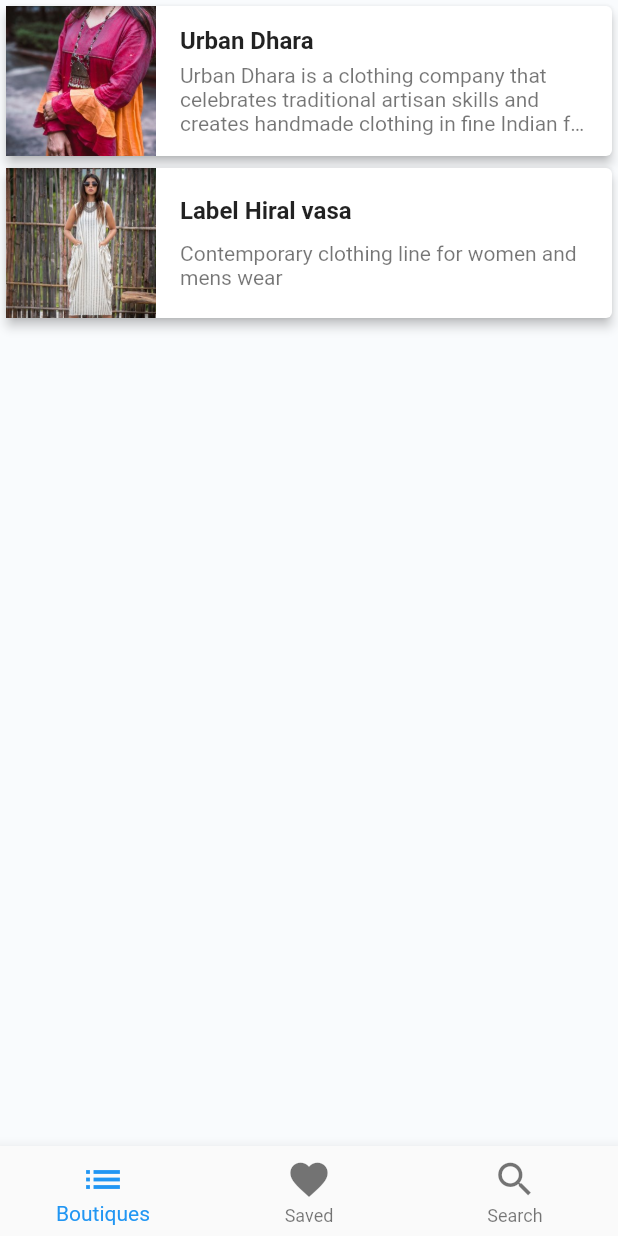
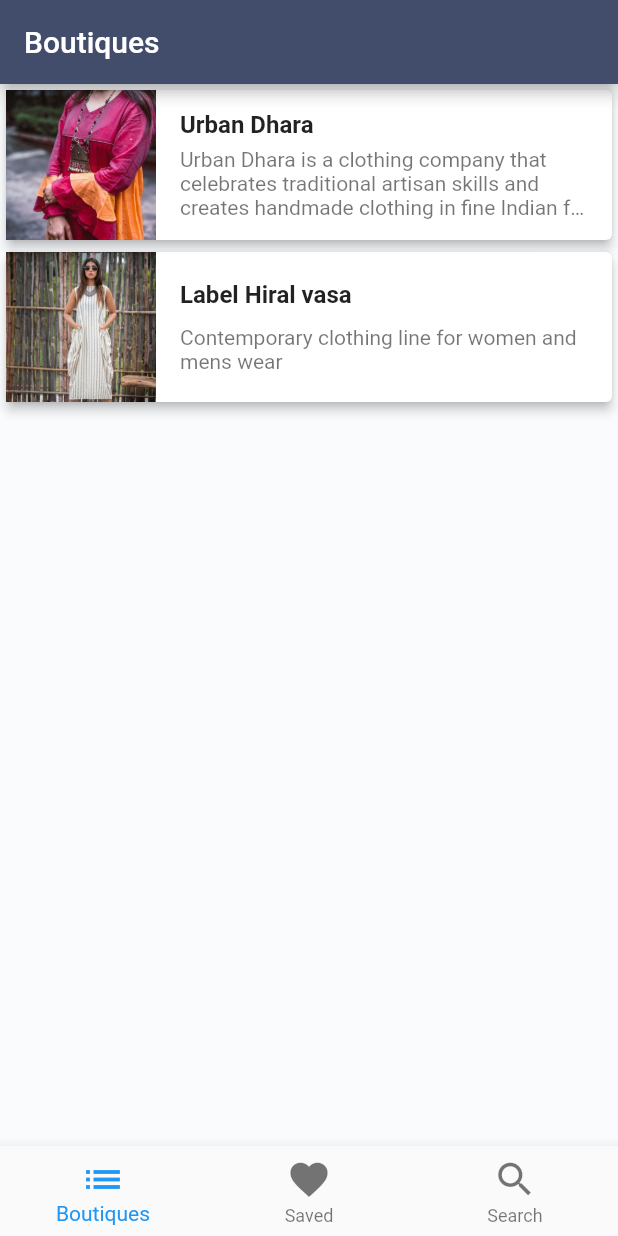
Before and after one commit to dvliman/tanghit, a Flutter app: the screen it shows after launch, on a phone screen of 412 x 824 dp. Run offline on Flutter 3.47's test engine with Material 2 defaults, Android fonts, the phone set to English and light mode, and no system bars.

Commit message:
add appBar boutiques text

```diff
--- a/lib/screens/boutiques.dart
+++ b/lib/screens/boutiques.dart
@@ -10,6 +10,9 @@ class BoutiquesScreen extends StatelessWidget {
 
     return Scaffold(
         backgroundColor: Theme.of(context).backgroundColor,
+        appBar: AppBar(
+          title: Text("Boutiques"),
+        ),
         body: ListView.builder(
             itemCount: model.vendors.length,
             itemBuilder: (context, index) {
```
